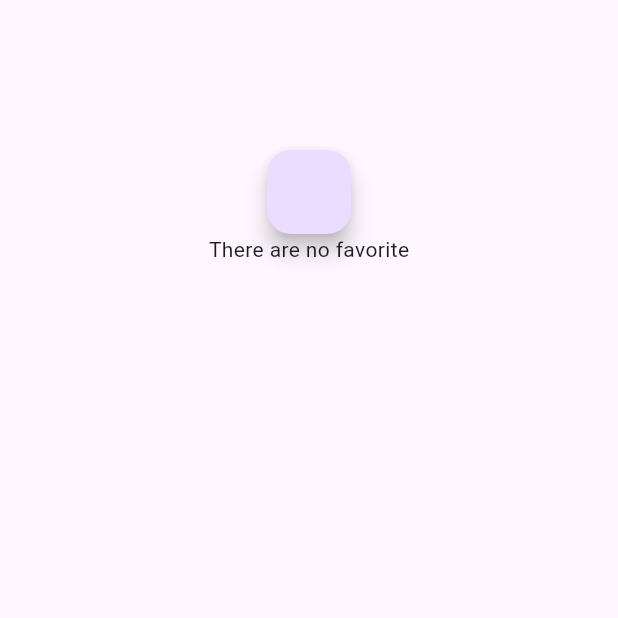
After one commit to marco-sorrentino/app_bloc---initial-project, a Flutter app: the FavoriteScreen screen opened directly, on a phone screen of 412 x 824 dp, the top half of it. The commit adds this screen. Run offline on Flutter 3.47's test engine with Material 3 defaults, Android fonts, the phone set to English and light mode, and no system bars; our stand-ins replace bloc, equatable, flutter_bloc.

Commit message:
added favorite bloc

```diff
--- /dev/null
+++ b/lib/bloc/favorite/favorite_bloc.dart
@@ -0,0 +1,14 @@
+import 'package:bloc/bloc.dart';
+import 'package:counter_app_bloc/bloc/favorite/favorite_state.dart';
+
+part 'favorite_event.dart';
+
+class FavoriteBloc extends Bloc<FavoriteEvent, FavoriteState> {
+  FavoriteBloc() : super(FavoriteInitials()) {
+    on<AddFavoriteText>((event, emit) {
+      final List<String> listWithFavoriteText =
+          List<String>.from(state.favoriteList)..add(event.favoriteText);
+      emit(FavoriteState(favoriteList: listWithFavoriteText));
+    });
+  }
+}
--- /dev/null
+++ b/lib/bloc/favorite/favorite_event.dart
@@ -0,0 +1,8 @@
+part of 'favorite_bloc.dart';
+
+abstract class FavoriteEvent {}
+
+class AddFavoriteText extends FavoriteEvent {
+  AddFavoriteText(this.favoriteText);
+  final String favoriteText;
+}
--- /dev/null
+++ b/lib/bloc/favorite/favorite_state.dart
@@ -0,0 +1,13 @@
+import 'package:equatable/equatable.dart';
+
+class FavoriteState extends Equatable {
+  const FavoriteState({required this.favoriteList});
+  final List<String> favoriteList;
+
+  @override
+  List<Object> get props => [favoriteList];
+}
+
+class FavoriteInitials extends FavoriteState {
+  FavoriteInitials() : super(favoriteList: []);
+}
--- /dev/null
+++ b/lib/screen/favorite_screen.dart
@@ -0,0 +1,49 @@
+import 'package:counter_app_bloc/bloc/bloc_imports.dart';
+import 'package:counter_app_bloc/bloc/favorite/favorite_bloc.dart';
+import 'package:counter_app_bloc/bloc/favorite/favorite_state.dart';
+import 'package:flutter/material.dart';
+
+class FavoriteScreen extends StatelessWidget {
+  const FavoriteScreen({Key? key}) : super(key: key);
+
+  @override
+  Widget build(BuildContext context) {
+    void goBackPage() {
+      Navigator.pop(context);
+    }
+
+    return Scaffold(
+      body: Column(
+        children: [
+          SizedBox(height: 100),
+          FloatingActionButton(
+            onPressed: goBackPage,
+          ),
+          BlocBuilder<FavoriteBloc, FavoriteState>(
+            builder: (context, state) {
+              if (state.favoriteList.length != 0) {
+                final favoriteState = state.favoriteList;
+                return Expanded(
+                  child: ListView.builder(
+                    itemCount: favoriteState.length,
+                    itemBuilder: (context, index) {
+                      return Card(
+                        child: ListTile(
+                          title: Text(favoriteState[index]),
+                        ),
+                      );
+                    },
+                  ),
+                );
+              } else {
+                return Center(
+                  child: Text("There are no favorite"),
+                );
+              }
+            },
+          ),
+        ],
+      ),
+    );
+  }
+}
```
Also changed, not shown: lib/main.dart (+10 -2 lines), lib/screen/text_screen.dart (+15 -1 lines), lib/widget/text_generated.dart (+19 -3 lines).
